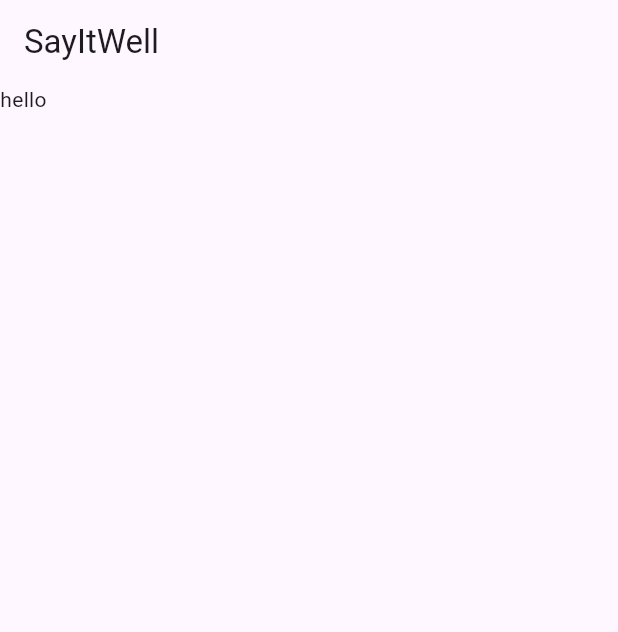
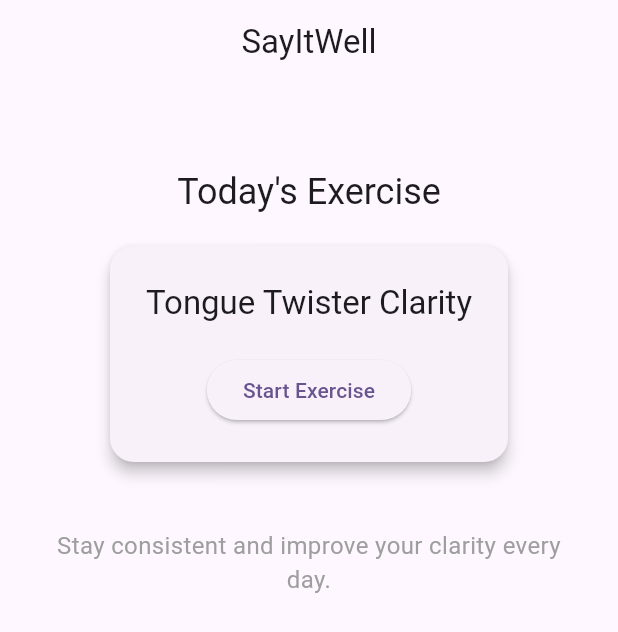
Before and after one commit to VinnyBui/SayItWell, a Flutter app: the screen it shows after launch, on a phone screen of 412 x 824 dp. Shown: the top 632 px of the screen. Run offline on Flutter 3.47's test engine with Material 3 defaults, Android fonts, the phone set to English and light mode, and no system bars.

Commit message:
demo home screen and installed flutter native splash

```diff
--- a/lib/screens/home_screen.dart
+++ b/lib/screens/home_screen.dart
@@ -1,17 +1,64 @@
 import 'package:flutter/material.dart';
+import 'exercise_screen.dart';
 
 class HomeScreen extends StatelessWidget {
   const HomeScreen({super.key});
+
+  // Temporary mock "daily exercise" type
+  final String todayExercise = "Tongue Twister Clarity";
 
   @override
   Widget build(BuildContext context) {
     return Scaffold(
       appBar: AppBar(
-        title: Text(
-          'SayItWell',
+        title: const Text('SayItWell'),
+        centerTitle: true,
+      ),
+      body: Padding(
+        padding: const EdgeInsets.all(24.0),
+        child: Column(
+          children: [
+            const SizedBox(height: 32),
+            Text(
+              "Today's Exercise",
+              style: Theme.of(context).textTheme.headlineSmall,
+            ),
+            const SizedBox(height: 16),
+            Card(
+              shape: RoundedRectangleBorder(borderRadius: BorderRadius.circular(16)),
+              elevation: 4,
+              child: Padding(
+                padding: const EdgeInsets.all(24.0),
+                child: Column(
+                  children: [
+                    Text(
+                      todayExercise,
+                      style: Theme.of(context).textTheme.titleLarge,
+                      textAlign: TextAlign.center,
+                    ),
+                    const SizedBox(height: 20),
+                    ElevatedButton(
+                      onPressed: () {
+                        Navigator.push(
+                          context,
+                          MaterialPageRoute(builder: (context) => const ExerciseScreen()),
+                        );
+                      },
+                      child: const Text("Start Exercise"),
+                    ),
+                  ],
+                ),
+              ),
+            ),
+            const SizedBox(height: 40),
+            const Text(
+              "Stay consistent and improve your clarity every day.",
+              textAlign: TextAlign.center,
+              style: TextStyle(fontSize: 16, color: Colors.grey),
+            ),
+          ],
         ),
       ),
-        body: Text("hello"),
     );
   }
 }
```
Also changed, not shown: pubspec.yaml (+1 -13 lines), pubspec.lock.
